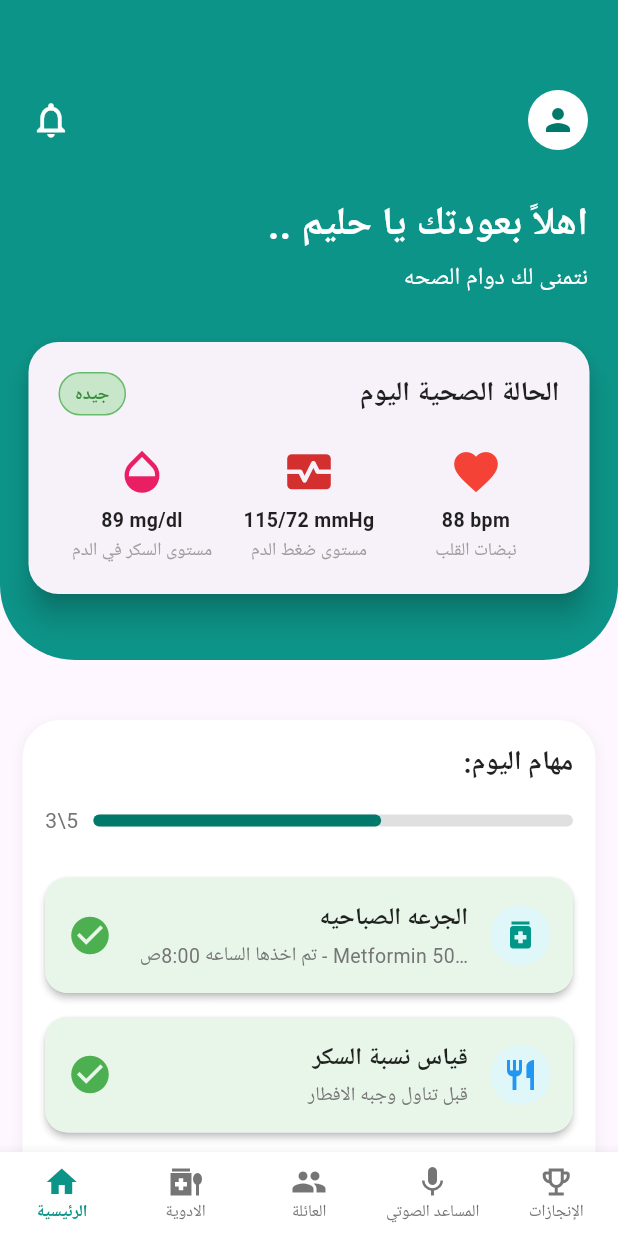
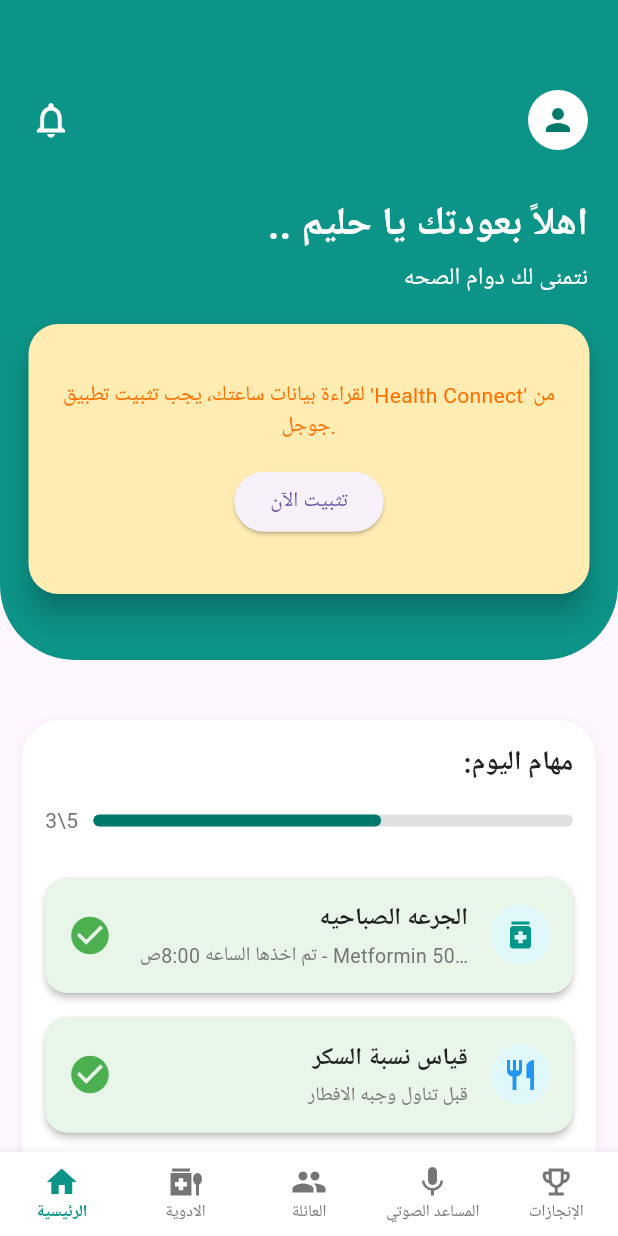
Before and after one commit to anas56u/health-compass, a Flutter app: the screen it shows after launch, on a phone screen of 412 x 824 dp. Run offline on Flutter 3.47's test engine with Material 3 defaults, Android fonts, the phone set to English and light mode, and no system bars; our stand-ins replace firebase_auth, firebase_core, flutter_bloc, google_fonts, intl_phone_field, modal_progress_hud_nsn and 1 more; missing offline and left inert: health; accounts and stored records are empty; Roboto replaces fonts that are missing (Tajawal).

Commit message:
health card with problems

```diff
--- /dev/null
+++ b/lib/cubits/health_cubit/HealthState.dart
@@ -0,0 +1,31 @@
+// الحالة المجردة (Abstract)
+abstract class HealthState {}
+
+// الحالة الأولية (عندما يفتح التطبيق)
+class HealthInitial extends HealthState {}
+
+// حالة جلب البيانات (يظهر شريط تحميل)
+class HealthLoading extends HealthState {}
+
+// الحالة التي تعني أن التطبيق غير مُثبت
+class HealthConnectNotInstalled extends HealthState {}
+
+// حالة وجود خطأ (يعرض رسالة الخطأ)
+class HealthError extends HealthState {
+  final String message;
+  HealthError(this.message);
+}
+
+class HealthLoaded extends HealthState {
+  final double heartRate;
+  final int systolic;
+  final int diastolic;
+  final double bloodGlucose;
+
+  HealthLoaded({
+    required this.heartRate,
+    required this.systolic,
+    required this.diastolic,
+    required this.bloodGlucose,
+  });
+}
--- a/lib/main.dart
+++ b/lib/main.dart
@@ -1,5 +1,8 @@
 import 'package:flutter/material.dart';
+import 'package:flutter_bloc/flutter_bloc.dart';
 import 'package:google_fonts/google_fonts.dart';
+import 'package:health_compass/cubits/SimpleBlocObserver.dart';
+import 'package:health_compass/cubits/health_cubit/health_cubit.dart';
 import 'package:health_compass/screens/PatientView_body.dart';
 import 'package:health_compass/screens/doctor_info.dart';
 import 'package:health_compass/screens/login_page.dart';
@@ -12,6 +15,8 @@ import 'package:firebase_core/firebase_core.dart';
 import 'firebase_options.dart';
 
 void main() async {
+  Bloc.observer = SimpleBlocObserver();
+
   WidgetsFlutterBinding.ensureInitialized();
   await Firebase.initializeApp(options: DefaultFirebaseOptions.currentPlatform);
   runApp(const MyApp());
@@ -22,9 +27,12 @@ class MyApp extends StatelessWidget {
 
   @override
   Widget build(BuildContext context) {
-    return MaterialApp(
-      debugShowCheckedModeBanner: false,
-      home: Patientview_body(),
+    return BlocProvider(
+      create: (context) => HealthCubit(),
+      child: MaterialApp(
+        debugShowCheckedModeBanner: false,
+        home: Patientview_body(),
+      ),
     );
   }
 }
--- a/lib/widgets/HealthStatus_Card.dart
+++ b/lib/widgets/HealthStatus_Card.dart
@@ -1,7 +1,86 @@
 import 'package:flutter/material.dart';
+import 'package:flutter_bloc/flutter_bloc.dart';
+import 'package:health_compass/cubits/health_cubit/HealthState.dart';
+import '../../cubits/health_cubit/health_cubit.dart';
 import 'package:health_compass/widgets/Metric_Item.dart';
 
-Widget HealthStatusCard() {
+class HealthStatusCard extends StatelessWidget {
+  const HealthStatusCard({super.key});
+
+  @override
+  Widget build(BuildContext context) {
+    return BlocBuilder<HealthCubit, HealthState>(
+      builder: (context, state) {
+
+
+        if (state is HealthLoading || state is HealthInitial) {
+          return Card(
+            elevation: 8,
+            shape: RoundedRectangleBorder(borderRadius: BorderRadius.circular(20)),
+            child: const SizedBox(
+              height: 180,
+              child: Center(
+                child: CircularProgressIndicator(),
+              ),
+            ),
+          );
+        }
+
+        if (state is HealthConnectNotInstalled) {
+          return Card(
+            elevation: 8,
+            shape: RoundedRectangleBorder(borderRadius: BorderRadius.circular(20)),
+            color: Colors.amber.shade100,
+            child: SizedBox(
+              height: 180,
+              child: Center(
+                child: Padding(
+                  padding: const EdgeInsets.all(16.0),
+                  child: Column(
+                    mainAxisAlignment: MainAxisAlignment.center,
+                    children: [
+                      Text(
+                        "لقراءة بيانات ساعتك، يجب تثبيت تطبيق 'Health Connect' من جوجل.",
+                        textAlign: TextAlign.center,
+                        style: TextStyle(color: Colors.amber.shade900),
+                      ),
+                      const SizedBox(height: 15),
+                      ElevatedButton(
+                        onPressed: () {
+                          context.read<HealthCubit>().installHealthConnect();
+                        },
+                        child: const Text("تثبيت الآن"),
+                      ),
+                    ],
+                  ),
+                ),
+              ),
+            ),
+          );
+        }
+
+        if (state is HealthError) {
+          return Card(
+            elevation: 8,
+            shape: RoundedRectangleBorder(borderRadius: BorderRadius.circular(20)),
+            color: Colors.red.shade100,
+            child: SizedBox(
+              height: 180,
+              child: Center(
+                child: Padding(
+                  padding: const EdgeInsets.all(16.0),
+                  child: Text(
+                    "حدث خطأ: ${state.message}",
+                    textAlign: TextAlign.center,
+                    style: TextStyle(color: Colors.red.shade900),
+                  ),
+                ),
+              ),
+            ),
+          );
+        }
+
+        if (state is HealthLoaded) {
           return Card(
             elevation: 8,
             shape: RoundedRectangleBorder(borderRadius: BorderRadius.circular(20)),
@@ -50,21 +129,19 @@ Widget HealthStatusCard() {
                       MetricItem(
                         icon: Icons.favorite,
                         iconColor: Colors.red,
-                value: '88 bpm',
+                        value: '${state.heartRate.toStringAsFixed(0)} bpm',
                         label: 'نبضات القلب',
                       ),
-
                       MetricItem(
                         icon: Icons.monitor_heart,
                         iconColor: Colors.red.shade700,
-                value: '115/72 mmHg',
+                        value: '${state.systolic}/${state.diastolic} mmHg',
                         label: 'مستوى ضغط الدم',
                       ),
-
                       MetricItem(
                         icon: Icons.opacity,
                         iconColor: Colors.pink,
-                value: '89 mg/dl',
+                        value: '${state.bloodGlucose.toStringAsFixed(1)} mg/dl',
                         label: 'مستوى السكر في الدم',
                       ),
                     ],
@@ -74,3 +151,9 @@ Widget HealthStatusCard() {
             ),
           );
         }
+
+        return const SizedBox.shrink();
+      },
+    );
+  }
+}
--- a/pubspec.yaml
+++ b/pubspec.yaml
@@ -40,6 +40,9 @@ dependencies:
   modal_progress_hud_nsn: ^0.5.1
   google_sign_in: ^7.2.0
   intl_phone_field: ^3.2.0
+  flutter_bloc: ^9.1.1
+  health: ^13.2.1
+  permission_handler: ^12.0.1
 
 
 
```
Also changed, not shown: lib/cubits/SimpleBlocObserver.dart (added, +16 -0 lines), lib/cubits/health_cubit/health_cubit.dart (added, +118 -0 lines), pubspec.lock, 3 other files. Lines whose indentation alone changed are shown as unchanged.
